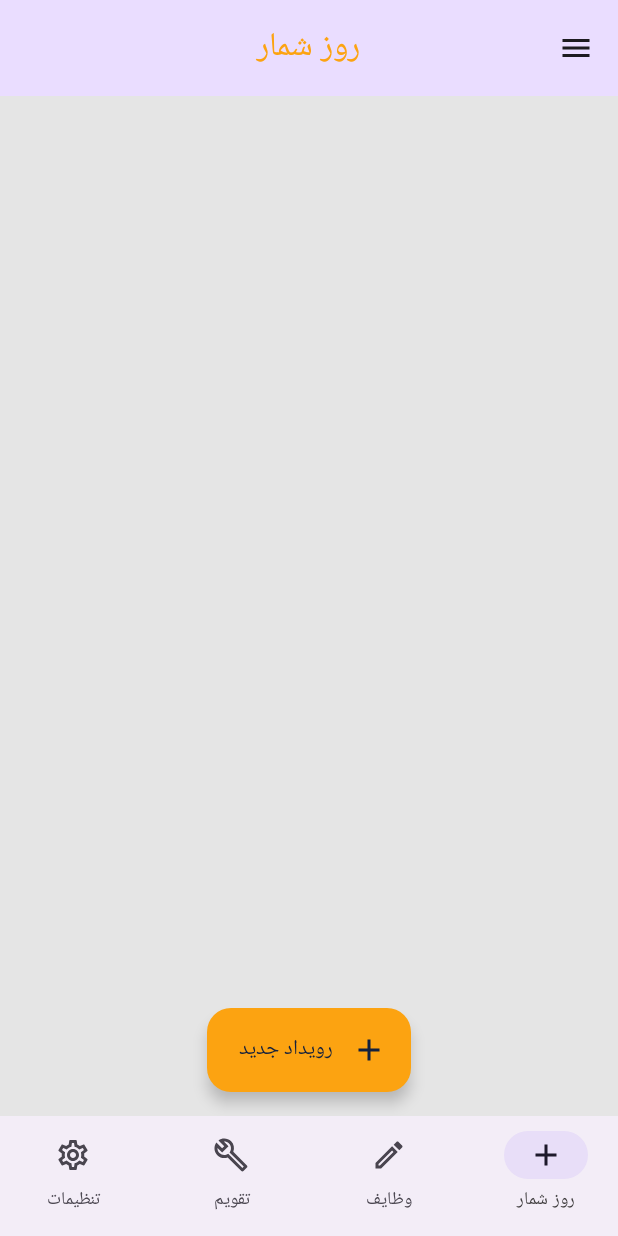
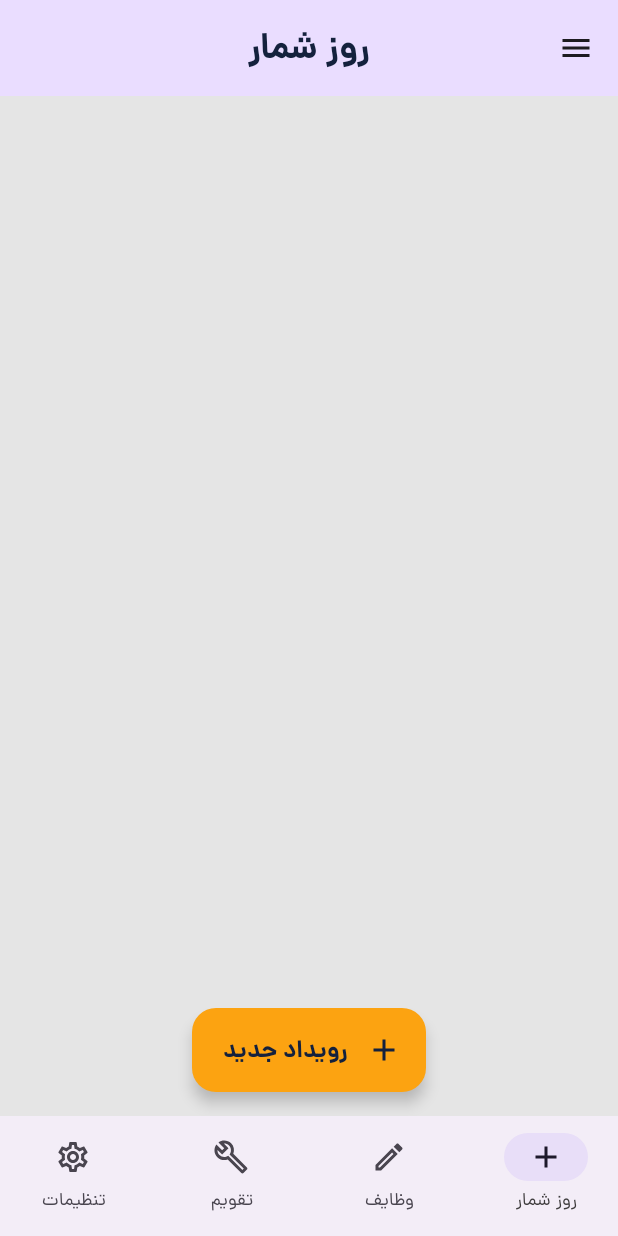
Before and after one commit to AliEasy/zaunguleh_kotlin, an Android app built with Jetpack Compose: the screen it shows after launch (MainActivity), on a phone screen of 412 x 824 dp. Run offline under Robolectric (Android 15) with nearby library versions, the phone set to English and light mode, and no system bars; our stand-ins replace Dagger/Hilt's generated code, Room's generated code.

Commit message:
feat: add typography - fix main buttons width weight

```diff
--- a/app/src/main/java/top/easyware/zanguleh/core/uikit/ButtonComponent.kt
+++ b/app/src/main/java/top/easyware/zanguleh/core/uikit/ButtonComponent.kt
@@ -29,9 +29,9 @@ fun ButtonComponent(
     modifier: Modifier = Modifier,
 ) {
     var buttonModifier = modifier
+        .clip(RoundedCornerShape(10.dp))
+        .height(55.dp)
         .fillMaxWidth()
-        .clip(RoundedCornerShape(10.dp))
-        .height(50.dp)
 
     if (buttonType == ButtonComponentType.Outlined) {
         buttonModifier = buttonModifier.border(
@@ -45,13 +45,15 @@ fun ButtonComponent(
         modifier = buttonModifier,
         content = {
             Text(
-                text = title
+                text = title,
+                style = MaterialTheme.typography.titleLarge
             )
         },
         onClick = onClick,
         colors = when (buttonType) {
             ButtonComponentType.Filled -> ButtonDefaults.buttonColors(containerColor = MaterialTheme.colorScheme.primary)
             else -> ButtonDefaults.buttonColors(containerColor = Color.Transparent)
-        }
+        },
+        shape = RoundedCornerShape(10.dp),
     )
 }
--- a/app/src/main/java/top/easyware/zanguleh/features/daily_counter/presentation/DailyCounterScreen.kt
+++ b/app/src/main/java/top/easyware/zanguleh/features/daily_counter/presentation/DailyCounterScreen.kt
@@ -67,6 +67,7 @@ fun DailyCounterScreen(
                     text = {
                         Text(
                             text = context.getString(R.string.new_event),
+                            style = MaterialTheme.typography.titleLarge
                         )
                     },
                     containerColor = MaterialTheme.colorScheme.primary,
@@ -81,7 +82,11 @@ fun DailyCounterScreen(
                         titleContentColor = MaterialTheme.colorScheme.primary,
                     ),
                     title = {
-                        Text(context.getString(R.string.daily_counter))
+                        Text(
+                            context.getString(R.string.daily_counter),
+                            style = MaterialTheme.typography.headlineLarge,
+                            color = MaterialTheme.colorScheme.onPrimary,
+                        )
                     },
                     navigationIcon = {
                         IconButton(
--- a/app/src/main/java/top/easyware/zanguleh/features/home/presentation/HomeScreen.kt
+++ b/app/src/main/java/top/easyware/zanguleh/features/home/presentation/HomeScreen.kt
@@ -12,6 +12,7 @@ import androidx.compose.material.icons.outlined.Build
 import androidx.compose.material.icons.outlined.Create
 import androidx.compose.material.icons.outlined.Settings
 import androidx.compose.material3.Icon
+import androidx.compose.material3.MaterialTheme
 import androidx.compose.material3.NavigationBar
 import androidx.compose.material3.NavigationBarItem
 import androidx.compose.material3.Scaffold
@@ -51,7 +52,10 @@ fun HomeScreen(
         Box(
             modifier = Modifier.padding(it)
         ) {
-            NavigationGraph(navController = navController, bottomNavigationNavController = bottomNavigationNavController)
+            NavigationGraph(
+                navController = navController,
+                bottomNavigationNavController = bottomNavigationNavController
+            )
         }
     }
 }
@@ -108,7 +112,10 @@ fun BottomBar(
                     }
                 },
                 label = {
-                    Text(text = screen.title)
+                    Text(
+                        text = screen.title,
+                        style = MaterialTheme.typography.bodySmall,
+                    )
                 },
                 alwaysShowLabel = true,
                 icon = {
--- a/app/src/main/java/top/easyware/zanguleh/features/submit_reminder/presentation/SubmitReminderScreen.kt
+++ b/app/src/main/java/top/easyware/zanguleh/features/submit_reminder/presentation/SubmitReminderScreen.kt
@@ -1,6 +1,7 @@
 package top.easyware.zanguleh.features.submit_reminder.presentation
 
 import androidx.compose.foundation.background
+import androidx.compose.foundation.layout.Arrangement
 import androidx.compose.foundation.layout.Box
 import androidx.compose.foundation.layout.Column
 import androidx.compose.foundation.layout.Row
@@ -89,7 +90,11 @@ fun SubmitReminderScreen(
                         titleContentColor = MaterialTheme.colorScheme.primary,
                     ),
                     title = {
-                        Text(text = title)
+                        Text(
+                            text = title,
+                            style = MaterialTheme.typography.headlineLarge,
+                            color = MaterialTheme.colorScheme.onPrimary,
+                        )
                     },
                     navigationIcon = {
                         IconButton(
@@ -169,22 +174,31 @@ fun SubmitReminderScreen(
                         modifier = Modifier.fillMaxWidth()
                     ) {
                         Row(
-                            modifier = Modifier.fillMaxWidth()
+                            modifier = Modifier
+                                .fillMaxWidth()
+                                .padding(horizontal = 26.dp),
+                            horizontalArrangement = Arrangement.SpaceEvenly
                         ) {
                             ButtonComponent(
                                 title = context.getString(R.string.submit_event),
                                 onClick = {
-
+                                    viewModel.onEvent(SubmitReminderEvent.SubmitReminder)
                                 },
-                                buttonType = ButtonComponentType.Filled
+                                buttonType = ButtonComponentType.Filled,
+                                modifier = Modifier.weight(1f)
                             )
                             Spacer(modifier = Modifier.width(15.dp))
                             ButtonComponent(
                                 title = context.getString(R.string.cancel),
                                 onClick = {
-                                    viewModel.onEvent(SubmitReminderEvent.EditReminderCancel)
+                                    if (state.isHereForInsert) {
+                                        navController.navigateUp()
+                                    } else {
+                                        viewModel.onEvent(SubmitReminderEvent.EditReminderCancel)
+                                    }
                                 },
-                                buttonType = ButtonComponentType.Outlined
+                                buttonType = ButtonComponentType.Outlined,
+                                modifier = Modifier.weight(1f)
                             )
                         }
                     }
--- a/app/src/main/java/top/easyware/zanguleh/ui/theme/Type.kt
+++ b/app/src/main/java/top/easyware/zanguleh/ui/theme/Type.kt
@@ -2,33 +2,128 @@ package top.easyware.zanguleh.ui.theme
 
 import androidx.compose.material3.Typography
 import androidx.compose.ui.text.TextStyle
+import androidx.compose.ui.text.font.Font
 import androidx.compose.ui.text.font.FontFamily
 import androidx.compose.ui.text.font.FontWeight
 import androidx.compose.ui.unit.sp
+import top.easyware.zanguleh.R
 
-// Set of Material typography styles to start with
+val danaFontFamily = FontFamily(
+    Font(R.font.dana_black, weight = FontWeight.Black),
+    Font(R.font.dana_extra_bold, weight = FontWeight.ExtraBold),
+    Font(R.font.dana_bold, weight = FontWeight.Bold),
+    Font(R.font.dana_demi_bold, weight = FontWeight.SemiBold),
+    Font(R.font.dana_regular, weight = FontWeight.Normal),
+    Font(R.font.dana_medium, weight = FontWeight.Medium),
+    Font(R.font.dana_light, weight = FontWeight.Light),
+    Font(R.font.dana_ultra_light, weight = FontWeight.ExtraLight),
+    Font(R.font.dana_thin, weight = FontWeight.Thin),
+)
+
 val Typography = Typography(
+    displayLarge = TextStyle(
+        fontFamily = danaFontFamily,
+        fontWeight = FontWeight.Bold,
+        fontSize = 48.sp,
+        lineHeight = 56.sp,
+        letterSpacing = 0.sp
+    ),
+    displayMedium = TextStyle(
+        fontFamily = danaFontFamily,
+        fontWeight = FontWeight.SemiBold,
+        fontSize = 36.sp,
+        lineHeight = 44.sp,
+        letterSpacing = 0.sp
+    ),
+    displaySmall = TextStyle(
+        fontFamily = danaFontFamily,
+        fontWeight = FontWeight.Medium,
+        fontSize = 28.sp,
+        lineHeight = 36.sp,
+        letterSpacing = 0.sp
+    ),
+    headlineLarge = TextStyle(
+        fontFamily = danaFontFamily,
+        fontWeight = FontWeight.Bold,
+        fontSize = 24.sp,
+        lineHeight = 32.sp,
+        letterSpacing = 0.sp
+    ),
+    headlineMedium = TextStyle(
+        fontFamily = danaFontFamily,
+        fontWeight = FontWeight.Medium,
+        fontSize = 20.sp,
+        lineHeight = 28.sp,
+        letterSpacing = 0.sp
+    ),
+    headlineSmall = TextStyle(
+        fontFamily = danaFontFamily,
+        fontWeight = FontWeight.Medium,
+        fontSize = 18.sp,
+        lineHeight = 24.sp,
+        letterSpacing = 0.sp
+    ),
+    titleLarge = TextStyle(
+        fontFamily = danaFontFamily,
+        fontWeight = FontWeight.Bold,
+        fontSize = 16.sp,
+        lineHeight = 24.sp,
+        letterSpacing = 0.15.sp
+    ),
+    titleMedium = TextStyle(
+        fontFamily = danaFontFamily,
+        fontWeight = FontWeight.Medium,
+        fontSize = 14.sp,
+        lineHeight = 20.sp,
+        letterSpacing = 0.1.sp
+    ),
+    titleSmall = TextStyle(
+        fontFamily = danaFontFamily,
+        fontWeight = FontWeight.Medium,
+        fontSize = 12.sp,
+        lineHeight = 16.sp,
+        letterSpacing = 0.1.sp
+    ),
     bodyLarge = TextStyle(
-        fontFamily = FontFamily.Default,
+        fontFamily = danaFontFamily,
         fontWeight = FontWeight.Normal,
         fontSize = 16.sp,
         lineHeight = 24.sp,
         letterSpacing = 0.5.sp
-    )
-    /* Other default text styles to override
-    titleLarge = TextStyle(
-        fontFamily = FontFamily.Default,
+    ),
+    bodyMedium = TextStyle(
+        fontFamily = danaFontFamily,
         fontWeight = FontWeight.Normal,
-        fontSize = 22.sp,
-        lineHeight = 28.sp,
-        letterSpacing = 0.sp
+        fontSize = 14.sp,
+        lineHeight = 20.sp,
+        letterSpacing = 0.25.sp
+    ),
+    bodySmall = TextStyle(
+        fontFamily = danaFontFamily,
+        fontWeight = FontWeight.Normal,
+        fontSize = 12.sp,
+        lineHeight = 16.sp,
+        letterSpacing = 0.4.sp
+    ),
+    labelLarge = TextStyle(
+        fontFamily = danaFontFamily,
+        fontWeight = FontWeight.Medium,
+        fontSize = 14.sp,
+        lineHeight = 20.sp,
+        letterSpacing = 0.1.sp
+    ),
+    labelMedium = TextStyle(
+        fontFamily = danaFontFamily,
+        fontWeight = FontWeight.Medium,
+        fontSize = 12.sp,
+        lineHeight = 16.sp,
+        letterSpacing = 0.5.sp
     ),
     labelSmall = TextStyle(
-        fontFamily = FontFamily.Default,
+        fontFamily = danaFontFamily,
         fontWeight = FontWeight.Medium,
-        fontSize = 11.sp,
-        lineHeight = 16.sp,
+        fontSize = 10.sp,
+        lineHeight = 14.sp,
         letterSpacing = 0.5.sp
     )
-    */
 )
```
Also changed, not shown: app/src/main/res/font/dana_black.ttf (added), app/src/main/res/font/dana_bold.ttf (added), app/src/main/res/font/dana_demi_bold.ttf (added), app/src/main/res/font/dana_extra_bold.ttf (added), app/src/main/res/font/dana_light.ttf (added), app/src/main/res/font/dana_medium.ttf (added), app/src/main/res/font/dana_regular.ttf (added), app/src/main/res/font/dana_thin.ttf (added), app/src/main/res/font/dana_ultra_light.ttf (added).
